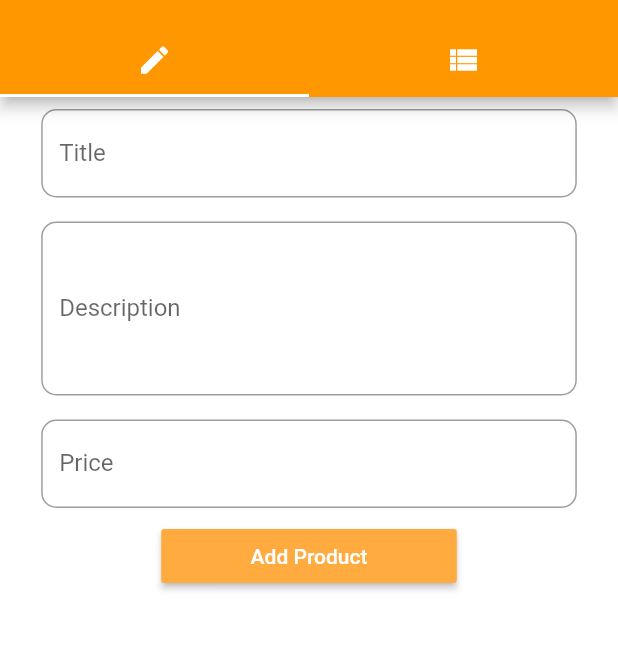
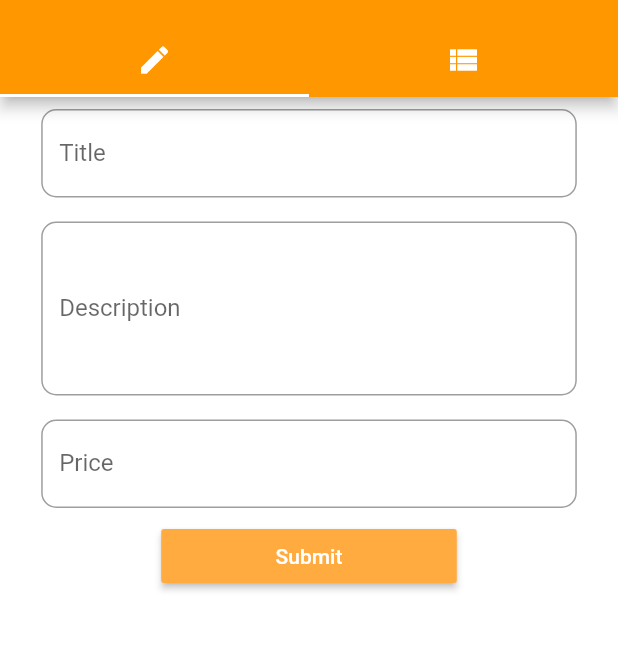
Before and after one commit to KIRPAT/EasyList-Flutter, a Flutter app: the ProductAdminPage screen opened by its route, on a phone screen of 412 x 824 dp, the part 59-710 px from its top. Run offline on Flutter 3.47's test engine with Material 2 defaults, Android fonts, the phone set to English and light mode, and no system bars.

Commit message:
Scoped Model finished.

```diff
--- a/lib/main.dart
+++ b/lib/main.dart
@@ -154,7 +154,7 @@ class _MyAppState extends State<MyApp>{
           if (pathElements[1]=='productDetailsPage') {
             final int index = int.parse(pathElements[2]);
             return MaterialPageRoute<bool>(builder: (BuildContext context) =>
-              ProductDetailsPage(null, null, null, null, null)
+              ProductDetailsPage(index)
             );
           }
           return null;
--- a/lib/pages/product_admin_page.dart
+++ b/lib/pages/product_admin_page.dart
@@ -6,7 +6,6 @@ import '../components/ui/side_drawer.dart';
 import '../pages/product_edit_page.dart';
 import '../pages/product_list_page.dart';
 //MODEL IMPORTS
-import '../models/product_model.dart';
 
 class ProductAdminPage extends StatelessWidget {
   //CONSTRUCTOR (no longer here, we use scoped models now)
@@ -30,8 +29,8 @@ class ProductAdminPage extends StatelessWidget {
           ),
           body: TabBarView(
             children: <Widget>[
-              ProductEditPage(isAddButton: true,), //For adding Product
-              ProductListPage(deleteProduct: null, editProduct: null, products: null,),
+              ProductEditPage(), //
+              ProductListPage(),
             ]
 
           ),
--- a/lib/pages/product_edit_page.dart
+++ b/lib/pages/product_edit_page.dart
@@ -10,13 +10,6 @@ import '../scoped-models/products_scoped_model.dart';
 
 class ProductEditPage extends StatefulWidget {
   //CONSTRUCTOR
-  final Function addProduct;
-  final Function updateProduct;
-  final Function deleteProduct;
-  final int productIndex;
-  final bool isAddButton;
-  final Product product;
-  ProductEditPage({this.addProduct, this.deleteProduct, this.updateProduct, this.product, this.isAddButton=false, this.productIndex});
 
   //STATE
   @override
@@ -34,6 +27,7 @@ class _ProductEditPageState extends State<ProductEditPage>{
     'image': 'assets/lmr.png',
     'location': 'İstanbul, Taksim',
   };
+
 
   final GlobalKey<FormState> _productFormKey = new GlobalKey<FormState>();
   //METHODS
@@ -61,33 +55,21 @@ class _ProductEditPageState extends State<ProductEditPage>{
 
   then BUILD METHOD
   */
-  void _submitForm(Function addProduct, Function updateProduct){
+  void _submitForm({@required Function formSubmit, int index}){
     //Is the form valid? If not, does not execute the rest of the form.
     if (!_productFormKey.currentState.validate()){return;}
     _productFormKey.currentState.save();
 
-    //Which function to use? add or edit
-    widget.isAddButton ?
-      addProduct(
-        Product( //Map to Product
+    formSubmit(
+      formData: Product( //Map to Product
         title: _formData['title'],
         description: _formData['description'],
         price: _formData['price'],
         image: _formData['image'],
         location: _formData['location']
-        )
-      )
-    : updateProduct(
-      index: widget.productIndex,
-      product: Product( //Map to Product
-        title: _formData['title'],
-        description: _formData['description'],
-        price: _formData['price'],
-        image: _formData['image'],
-        location: _formData['location']
-      )
+      ),
+      index: index,
     );
-
     //When done, get back to home.
     Navigator.pushReplacementNamed(context, '/home ');
   }
@@ -103,26 +85,30 @@ class _ProductEditPageState extends State<ProductEditPage>{
   }
 
   //WIDGETS
-  Widget _titleField (bool doesProductExist){
+  Widget _titleField (){
     return Padding(
       padding: const EdgeInsets.symmetric(vertical: 8.0),
-      child: TextFormField(
-        initialValue: doesProductExist ? widget.product.title : '',
+      child: ScopedModelDescendant<ProductsModel>(builder: (context, child, model){
+        return TextFormField(
+          initialValue: model.selectedProductIndex == null ? '' : model.selectedProduct.title,
           decoration: _formInputDecoration('Title'),
           validator: (String value){
             if (value.isEmpty || value.length <= 5)
               return '*Title is required, and it should be at least 5 characters long.';
           },
           onSaved: (String value) {_formData['title'] = value;},
-      ),
+        );
+      })
     );
   }
 
-  Widget _descriptionField(bool doesProductExist){
-    return Padding(
+  Widget _descriptionField(){
+
+    return  Padding(
       padding: const EdgeInsets.symmetric(vertical: 8.0),
-      child: TextFormField(
-        initialValue: doesProductExist ? widget.product.description : '',
+      child: ScopedModelDescendant<ProductsModel>(builder: (BuildContext context, Widget child, ProductsModel model){
+        return TextFormField(
+          initialValue: model.isSelected ? model.selectedProduct.description : '',
           decoration: _formInputDecoration('Description'),
           maxLines: 4,
           validator: (String value){
@@ -130,15 +116,18 @@ class _ProductEditPageState extends State<ProductEditPage>{
               return '*Description is required, and it should be at least 10 characters long.';
           },
           onSaved: (String value) {_formData['description'] = value;},
-      ),
+        );
+      }),
     );
   }
 
-  Widget _priceField(bool doesProductExist, String priceRegExp){
+  Widget _priceField({@required String priceRegExp}){
+    return ScopedModelDescendant<ProductsModel>(
+      builder:(BuildContext context, Widget child, ProductsModel model){
         return Padding(
           padding: const EdgeInsets.symmetric(vertical: 8.0),
           child: TextFormField(
-        initialValue: doesProductExist ? widget.product.price.toString() : '',
+            initialValue: model.selectedProductIndex == null ? '' : model.selectedProduct.price.toString(),
             decoration: _formInputDecoration('Price'),
             keyboardType: TextInputType.number,
             validator: (String value){
@@ -150,18 +139,18 @@ class _ProductEditPageState extends State<ProductEditPage>{
           ),
         );
       }
+    );
+  }
 
-  Widget _submitButton(String _buttonText, bool doesProductExist){
+  Widget _submitButton(){
     return ScopedModelDescendant<ProductsModel>(
       builder: (BuildContext context, Widget child, ProductsModel model){
         return Container(
           margin: EdgeInsets.symmetric(horizontal: 80),
           child: RaisedButton(
             color: Theme.of(context).accentColor,
-            onPressed: () => _submitForm(model.addProduct, model.updateProduct),
-            child: Text(
-                _buttonText,
-                style: TextStyle(color: Colors.white)
+            onPressed: () => _submitForm(formSubmit: model.formSubmit, index: model.selectedProductIndex),
+            child: Text('Submit', style: TextStyle(color: Colors.white)
             ),
           ),
         );
@@ -169,45 +158,42 @@ class _ProductEditPageState extends State<ProductEditPage>{
     );
   }
 
-  Widget _form(){
+  Widget _form({int selectedIndex, Product selectedProduct}){
     //Media Query (for screen rotation)
     final _width = MediaQuery.of(context).size.width;
     final _targetWidth = _width > 550 ? 500.0 : _width * 0.9;
     final _targetPadding = _width - _targetWidth;
-
-    //Add Product or Edit Product
-    String _buttonText = widget.isAddButton ? 'Add Product': 'Submit Changes';
-    bool doesProductExist = widget.product == null ? false :  true;
 
     return Form(
       key: _productFormKey,
       child: ListView(
         padding: EdgeInsets.symmetric(horizontal: _targetPadding / 1.5),
         children: <Widget>[
-          _titleField(doesProductExist),
-          _descriptionField(doesProductExist),
-          _priceField(doesProductExist, regExpLib['price']),
-          _submitButton(_buttonText, doesProductExist),
+          _titleField(),
+          _descriptionField(),
+          _priceField(priceRegExp: regExpLib['price']),
+          _submitButton(),
         ],
       ),
     );
   }
-  /*
-  This widget became too verbose and redundant.
-  I need to create a text input widget and call it here.
-   */
+
   // RENDERED WIDGET
-  Widget _render(context){
+  Widget _render(context) {
     return GestureDetector(
       onTap: (){FocusScope.of(context).requestFocus(FocusNode());}, //to close keyboard when tap on empty space
       child: Container(
         width: 300,
-        child: _form(),
+        child: _form()
       ),
     );
   }
+
   //BUILD
   Widget build(BuildContext context) {
-    return widget.product == null ? _render(context) : Scaffold(appBar: AppBar(title: Text('Edit Product'),), body: _render(context),);
+    return ScopedModelDescendant<ProductsModel>(builder: (BuildContext context, Widget child, ProductsModel model){
+      Widget render = _render(context);
+      return model.selectedProductIndex == null ? render : Scaffold(appBar: AppBar(title: Text('Edit Product'),), body: render,);;
+    },);
   }
 }
--- a/lib/scoped-models/products_scoped_model.dart
+++ b/lib/scoped-models/products_scoped_model.dart
@@ -1,7 +1,12 @@
+import 'package:flutter/material.dart';
 import 'package:scoped_model/scoped_model.dart';
 import '../models/product_model.dart';
 
 /*
+NOTE_0: KEEP THE LOGIC HERE TOO
+This is important. Being able to holding all the states here is great. But there is also another thing you need to remember;
+Keep the logic here too! Keep the business logic separated from the presentation logic. Otherwise things got bloated real quick.
+
 NOTE_ 1:
 About the old private variables and functions,
 they are different now.
@@ -27,23 +32,46 @@ Note_2:
 List.from(<insert list here>)
 Does not return the address of the _products,
 Creates a copy of the products in the memory and returns it instead.
+
+PS: Use the fat arrow notation as mush as possible, will you?
+
+Note_3: Since I'm planning to ditch Scoped Model for Redux in the future, gonna add a reminder to myself.
+----------------------
+Scoped Model --> Redux
+----------------------
+State => Store
+State Getter => Provider
+Methods => Reducer
  */
 class ProductsModel extends Model {
+  //State
   List<Product> _products =[];
+  int _selectedProductIndex;
 
-  List<Product> get products {
-    return List.from(_products);
+  //State Getters
+  List<Product> get products => List.from(_products);
+  bool get isSelected => _selectedProductIndex == null ? false : true;
+  int get selectedProductIndex => _selectedProductIndex == null ? null : _selectedProductIndex;
+  Product get selectedProduct => selectedProductIndex== null ? null : _products[_selectedProductIndex]; // I do not want to pass the whole products list each time I need one item.
+
+  //METHODS
+  //Manipulators (Widget-agnostic, low level state changers. You can call them from any widget.)
+  void addProduct({@required Product product}) => _products.add(product);
+  void deleteProduct({@required int index}) {
+    this.selectProduct(index: index);
+    this._products.removeAt(_selectedProductIndex);
+    this._selectedProductIndex = null;
   }
+  void updateProduct({@required Product product, @required index}) {
+    this.selectProduct(index: index);
+    _products[_selectedProductIndex] = product;
+    _selectedProductIndex = null;
+  }
+  void selectProduct({@required int index}) => _selectedProductIndex = index;
 
-  void addProduct(Product product){
-    _products.add(product);
-  }
-
-  void deleteProduct(int index){
-    _products.removeAt(index);
-  }
-
-  void updateProduct({int index, Product product}){
-    _products[index] = product;
+  //Business Logic (Widget-bound, business logic. Tailor made for specific widgets.)
+  //ProductEditPage Business Logic
+  void formSubmit({@required Product formData, int index}) {
+    selectedProductIndex == null ? this.addProduct(product: formData) : this.updateProduct(product: formData, index: index);
   }
 }
```
Also changed, not shown: lib/pages/product_details_page.dart (+24 -15 lines), lib/pages/product_list_page.dart (+30 -23 lines). Lines whose indentation alone changed are shown as unchanged.
